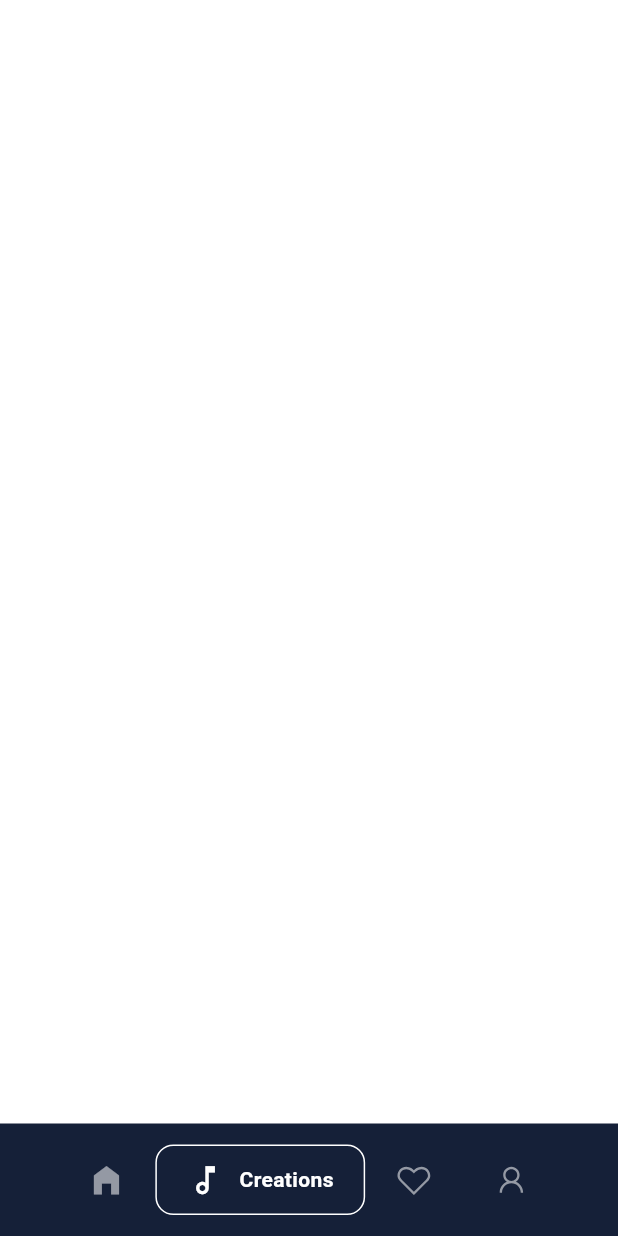
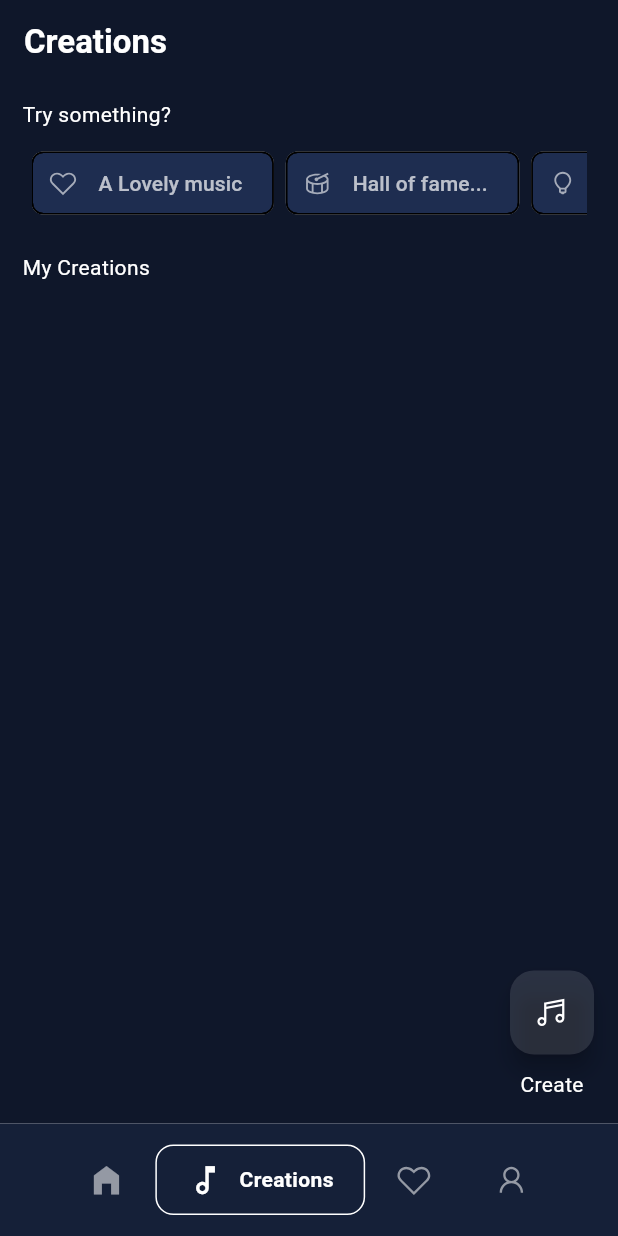
Before and after one commit to adarshnagrikar14/soundofmeme, a Flutter app: the MainDashboard screen opened directly, item 2 of the bottom bar chosen, on a phone screen of 412 x 824 dp. Run offline on Flutter 3.47's test engine with Material 3 defaults, Android fonts, the light colour scheme and no system bars; drawn by our look-alikes of google_nav_bar; our stand-ins replace fluttertoast, google_fonts, line_icons, lottie, shared_preferences; accounts and stored records are empty; network calls fail.

Commit message:
Creation added

```diff
--- a/lib/dashboard.dart
+++ b/lib/dashboard.dart
@@ -3,6 +3,7 @@ import 'package:flutter/services.dart';
 import 'package:google_nav_bar/google_nav_bar.dart';
 import 'package:line_icons/line_icons.dart';
 import 'package:soundofmeme/dashboard_pages/account.dart';
+import 'package:soundofmeme/dashboard_pages/creations.dart';
 import 'package:soundofmeme/dashboard_pages/discover.dart';
 import 'package:soundofmeme/dashboard_pages/liked_page.dart';
 
@@ -46,7 +47,7 @@ class _MainDashboardState extends State<MainDashboard> {
   Widget build(BuildContext context) {
     final List<Widget> widgetOptions = <Widget>[
       const DiscoverPage(),
-      const Scaffold(),
+      const CreationsPage(),
       const LikedSongsPage(),
       const ProfilePage(),
     ];
--- /dev/null
+++ b/lib/dashboard_pages/creations.dart
@@ -0,0 +1,119 @@
+// ignore_for_file: avoid_print
+import 'package:flutter/material.dart';
+import 'package:line_icons/line_icons.dart';
+import 'package:shared_preferences/shared_preferences.dart';
+import 'package:soundofmeme/reusables/selectchip.dart';
+
+class CreationsPage extends StatefulWidget {
+  const CreationsPage({super.key});
+
+  @override
+  State<CreationsPage> createState() => _CreationsPageState();
+}
+
+class _CreationsPageState extends State<CreationsPage> {
+  Color blueColor = const Color.fromARGB(255, 15, 23, 42);
+  String? _accessToken = "";
+
+  final List<ChipItem> chipItems = [
+    ChipItem(imageUrl: LineIcons.heart, title: 'A Lovely music'),
+    ChipItem(imageUrl: LineIcons.drum, title: 'Hall of fame...'),
+    ChipItem(imageUrl: LineIcons.lightbulb, title: 'Midnight Mirage'),
+    ChipItem(imageUrl: LineIcons.speakerDeck, title: 'Electric Dreamscape'),
+  ];
+
+  void _onItemSelected(ChipItem item) {
+    print('Selected Item: ${item.title}');
+  }
+
+  @override
+  void initState() {
+    super.initState();
+    _checkToken();
+  }
+
+  Future<void> _checkToken() async {
+    final token = await getToken();
+    setState(() {
+      _accessToken = token;
+    });
+  }
+
+  Future<String?> getToken() async {
+    final prefs = await SharedPreferences.getInstance();
+    return prefs.getString('access_token');
+  }
+
+  @override
+  Widget build(BuildContext context) {
+    return Scaffold(
+      backgroundColor: blueColor,
+      appBar: AppBar(
+        title: const Text(
+          'Creations',
+          style: TextStyle(
+            color: Colors.white,
+            fontWeight: FontWeight.bold,
+          ),
+        ),
+        backgroundColor: blueColor,
+      ),
+      floatingActionButton: Column(
+        mainAxisSize: MainAxisSize.min,
+        children: [
+          FloatingActionButton(
+            onPressed: () {},
+            backgroundColor: Colors.white12,
+            tooltip: "Create Sound!",
+            child: const Icon(LineIcons.music),
+          ),
+          const SizedBox(height: 10.0),
+          const Text(
+            "Create",
+            style: TextStyle(color: Colors.white),
+          ),
+        ],
+      ),
+      body: Padding(
+        padding: const EdgeInsets.symmetric(horizontal: 15.0, vertical: 10.0),
+        child: Column(
+          crossAxisAlignment: CrossAxisAlignment.start,
+          children: [
+            const Text(
+              "Try something?",
+              style: TextStyle(
+                color: Colors.white,
+              ),
+            ),
+            Padding(
+              padding: const EdgeInsets.symmetric(
+                horizontal: 6.0,
+                vertical: 12.0,
+              ),
+              child: SingleChildScrollView(
+                scrollDirection: Axis.horizontal,
+                child: Row(
+                  children: [
+                    SelectChip(
+                      items: chipItems,
+                      onItemSelected: _onItemSelected,
+                    ),
+                  ],
+                ),
+              ),
+            ),
+            const SizedBox(
+              height: 10.0,
+            ),
+            const Text(
+              "My Creations",
+              style: TextStyle(
+                color: Colors.white,
+              ),
+            ),
+          ],
+        ),
+      ),
+    );
+  }
+}
--- /dev/null
+++ b/lib/reusables/selectchip.dart
@@ -0,0 +1,64 @@
+import 'package:flutter/material.dart';
+
+class SelectChip extends StatefulWidget {
+  final List<ChipItem> items;
+  final Function(ChipItem) onItemSelected;
+
+  const SelectChip({
+    super.key,
+    required this.items,
+    required this.onItemSelected,
+  });
+
+  @override
+  _SelectChipState createState() => _SelectChipState();
+}
+
+class _SelectChipState extends State<SelectChip> {
+  ChipItem? _selectedItem;
+
+  @override
+  Widget build(BuildContext context) {
+    Color blueColor = const Color.fromARGB(255, 30, 45, 80);
+
+    return Wrap(
+      spacing: 8.0,
+      children: widget.items.map((item) {
+        return ChoiceChip(
+          avatar: Icon(
+            item.imageUrl,
+            size: 24.0,
+            color: Colors.white60,
+          ),
+          label: Text(
+            "\t${item.title}",
+          ),
+          padding: const EdgeInsets.all(10.0),
+          labelPadding: const EdgeInsets.only(left: 10.0, right: 10.0),
+          selected: false,
+          onSelected: (selected) {
+            setState(() {
+              _selectedItem = selected ? item : null;
+            });
+            widget.onItemSelected(_selectedItem!);
+          },
+          selectedColor: Colors.white10,
+          backgroundColor: blueColor,
+          labelStyle: const TextStyle(
+            color: Colors.white70,
+          ),
+        );
+      }).toList(),
+    );
+  }
+}
+
+class ChipItem {
+  final IconData imageUrl;
+  final String title;
+
+  ChipItem({
+    required this.imageUrl,
+    required this.title,
+  });
+}
```
Also changed, not shown: lib/splashscreen.dart (+30 -21 lines), assets/gifs/w1_copy.gif (added), assets/images/w1.jpg (added), assets/images/w1.png (added), 2 other files.
